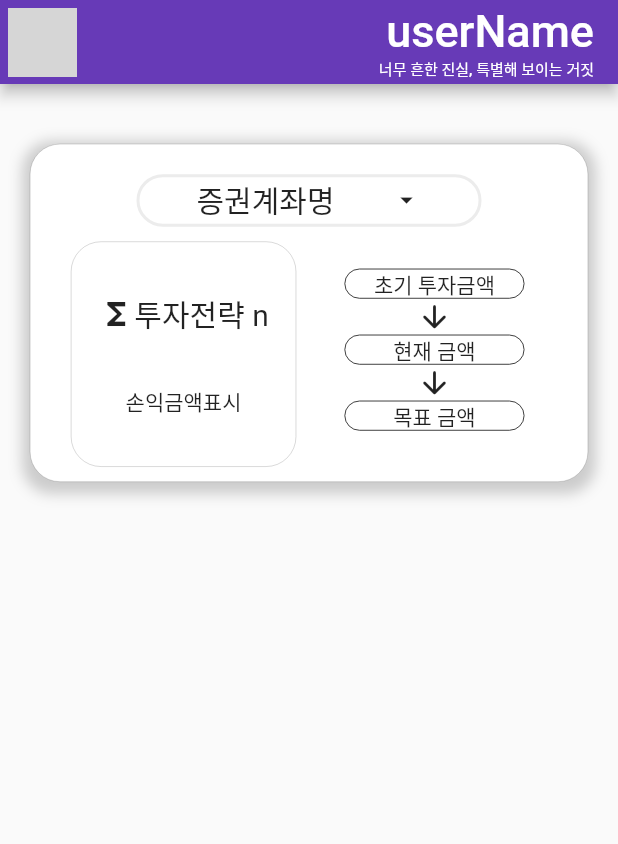
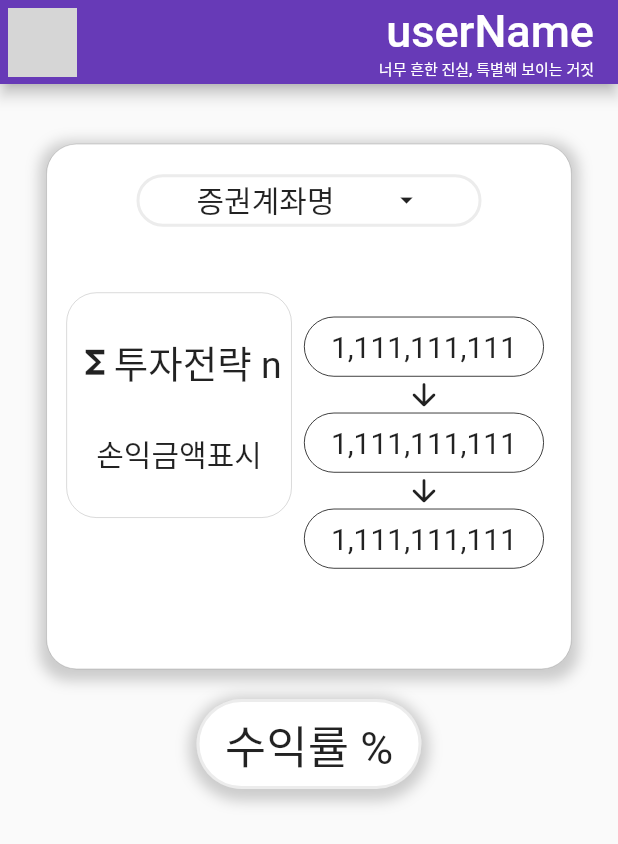
Before and after one commit to Kim-Hyeon-Jun/stock_calculation, a Flutter app: the screen it shows after launch, on a phone screen of 412 x 824 dp. Shown: the top 844 px of the screen. Run offline on Flutter 3.47's test engine with Material 2 defaults, Android fonts, the phone set to English and light mode, and no system bars; network calls fail; grey boxes are pictures that could not be loaded.

Commit message:
mainA2finish

```diff
--- a/lib/main.dart
+++ b/lib/main.dart
@@ -26,67 +26,6 @@ class Main extends StatefulWidget {
 
 class _MainState extends State<Main> {
 
-
- Widget userStrategy = Container(
-   child: Column(
-     mainAxisAlignment: MainAxisAlignment.spaceEvenly,
-     children: [
-       Container(
-         child: Row(
-           children: [
-             Icon(Icons.functions),
-             Text('투자전략 n')
-           ],
-         ),
-       ),
-       Container(
-         child: Row(
-           children: [
-             Text('손익금액표시')
-             // 클릭시 자신의 '재무제표'란으로 들어감
-           ],
-         ),
-       )
-     ],
-   ),
- );
-
- Widget userAccountStateLine = Container(
-   child: Column(
-     children: [
-       Container(
-         height: 20,
-         width: 120,
-         decoration: BoxDecoration(
-             border: Border.all( width: 0.5)
-         ),
-         child: Text('초기 투자금액'),
-       ),
-       Icon(Icons.arrow_downward_rounded),
-       Container(
-         decoration: BoxDecoration(
-             border: Border.all( width: 0.5)
-         ),
-         child: Text('현재 금액'),
-       ),
-       Icon(Icons.arrow_downward_rounded),
-       Container(
-         decoration: BoxDecoration(
-             border: Border.all( width: 0.5)
-         ),
-         child: Text('목표 금액'),
-       )
-     ],
-   ),
- );
-
- Widget userAccountStateYield = Container(
-   child: Row(
-     children: [
-       Text('수익률%')
-     ],
-   ),
- );
 
 var userImageurl = 'https://blog.kakaocdn.net/dn/bhk3Sg/btquM9BVthu/1Par8gNR9w6UB96dEQ7k70/img.png';
 
@@ -124,6 +63,8 @@ var userImageurl = 'https://blog.kakaocdn.net/dn/bhk3Sg/btquM9BVthu/1Par8gNR9w6U
           children: [
             Container(
               //A1
+              width: 350,
+              height: 350,
               padding: const EdgeInsets.all(10),
               margin: const EdgeInsets.only(left: 20,right: 20, top: 40),
               decoration: BoxDecoration(
@@ -184,8 +125,8 @@ var userImageurl = 'https://blog.kakaocdn.net/dn/bhk3Sg/btquM9BVthu/1Par8gNR9w6U
                               child: Row(
                                 mainAxisAlignment: MainAxisAlignment.center,
                                 children: [
-                                  Icon(Icons.functions),
-                                  Text('투자전략 n', style: TextStyle(fontSize: 20))
+                                  Icon(Icons.functions, size: 25,),
+                                  Text('투자전략 n', style: TextStyle(fontSize: 25))
                                 ],
                               ),
                             ),
@@ -193,7 +134,7 @@ var userImageurl = 'https://blog.kakaocdn.net/dn/bhk3Sg/btquM9BVthu/1Par8gNR9w6U
                               child: Row(
                                 mainAxisAlignment: MainAxisAlignment.center,
                                 children: [
-                                  Text('손익금액표시')
+                                  Text('손익금액표시', style: TextStyle(fontSize: 20))
                                   // 클릭시 자신의 '재무제표'란으로 들어감
                                 ],
                               ),
@@ -202,18 +143,15 @@ var userImageurl = 'https://blog.kakaocdn.net/dn/bhk3Sg/btquM9BVthu/1Par8gNR9w6U
                         ),
                       ),
                       Container(
-                        height: 130,
-                        width: 150,
-                        padding: const EdgeInsets.all(8),
-
+                        padding: const EdgeInsets.only(top: 50, left: 5, right: 5),
                         child: Row(
                           mainAxisAlignment: MainAxisAlignment.center,
                           children: [
                            Column(
                              children: [
                                Container(
-                                 height: 20,
-                                 width: 120,
+                                 height: 40,
+                                 width: 160,
                                  decoration: BoxDecoration(
                                    border: Border.all( width: 0.5),
                                    borderRadius: BorderRadius.circular(20)
@@ -221,14 +159,14 @@ var userImageurl = 'https://blog.kakaocdn.net/dn/bhk3Sg/btquM9BVthu/1Par8gNR9w6U
                                  child: Row(
                                    mainAxisAlignment: MainAxisAlignment.center,
                                    children: [
-                                     Text('초기 투자금액')
+                                     Text('1,111,111,111', style: TextStyle(fontSize: 20) ) //초기 투자금액
                                    ],
                                  ),
                                ),
                                Icon(Icons.arrow_downward_rounded),
                                Container(
-                                 height: 20,
-                                 width: 120,
+                                 height: 40,
+                                 width: 160,
                                  decoration: BoxDecoration(
                                      border: Border.all( width: 0.5),
                                      borderRadius: BorderRadius.circular(20)
@@ -236,14 +174,14 @@ var userImageurl = 'https://blog.kakaocdn.net/dn/bhk3Sg/btquM9BVthu/1Par8gNR9w6U
                                  child: Row(
                                    mainAxisAlignment: MainAxisAlignment.center,
                                    children: [
-                                     Text('현재 금액')
+                                     Text('1,111,111,111', style: TextStyle(fontSize: 20) ) //현재금액
                                    ],
                                  ),
                                ),
                                Icon(Icons.arrow_downward_rounded),
                                Container(
-                                 height: 20,
-                                 width: 120,
+                                 height: 40,
+                                 width: 160,
                                  decoration: BoxDecoration(
                                      border: Border.all( width: 0.5),
                                      borderRadius: BorderRadius.circular(20)
@@ -251,7 +189,7 @@ var userImageurl = 'https://blog.kakaocdn.net/dn/bhk3Sg/btquM9BVthu/1Par8gNR9w6U
                                  child: Row(
                                    mainAxisAlignment: MainAxisAlignment.center,
                                    children: [
-                                     Text('목표 금액')
+                                     Text('1,111,111,111', style: TextStyle(fontSize: 20) ) //목표 금액
                                    ],
                                  ),
                                ),
@@ -264,7 +202,31 @@ var userImageurl = 'https://blog.kakaocdn.net/dn/bhk3Sg/btquM9BVthu/1Par8gNR9w6U
                   )
                 ],
               ),
-            )
+            ),
+           Container(
+             height: 60,
+             width: 150,
+             margin: const EdgeInsets.all(20),
+             decoration: BoxDecoration(
+               color: Colors.white,
+               border: Border.all(width: 2, color: Colors.grey.withOpacity(0.2)),
+               borderRadius: BorderRadius.circular(40),
+               boxShadow: [
+                 BoxShadow(
+                 color: Colors.grey.withOpacity(0.5),
+                 spreadRadius: 5,
+                 blurRadius: 7,
+                 offset: Offset(0, 3), // changes position of shadow
+               ),
+              ],
+             ),
+             child: Column(
+               mainAxisAlignment: MainAxisAlignment.center,
+               children: [
+                 Text('수익률 %', style: TextStyle(fontSize: 30) )
+               ],
+             ),
+            ),
           ],
         ),
       ),
```
